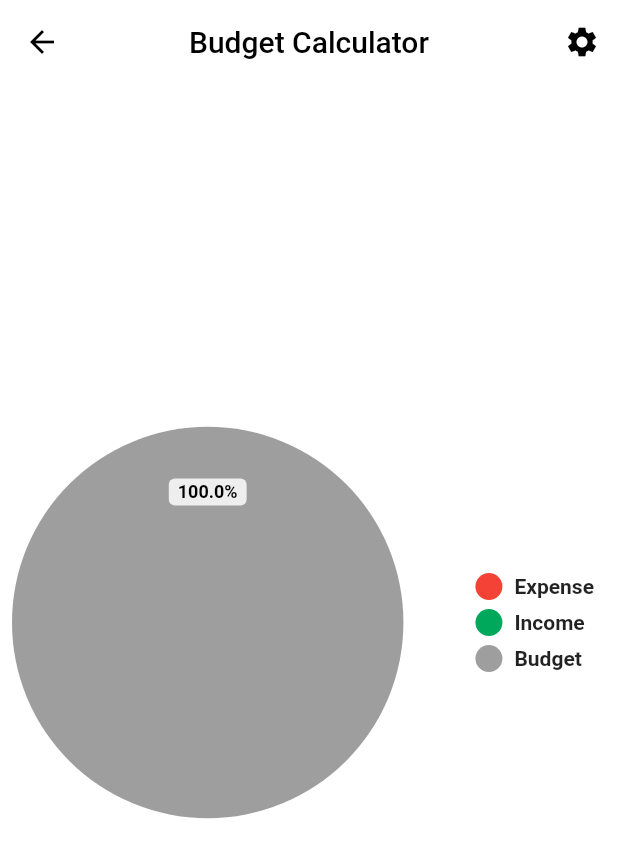
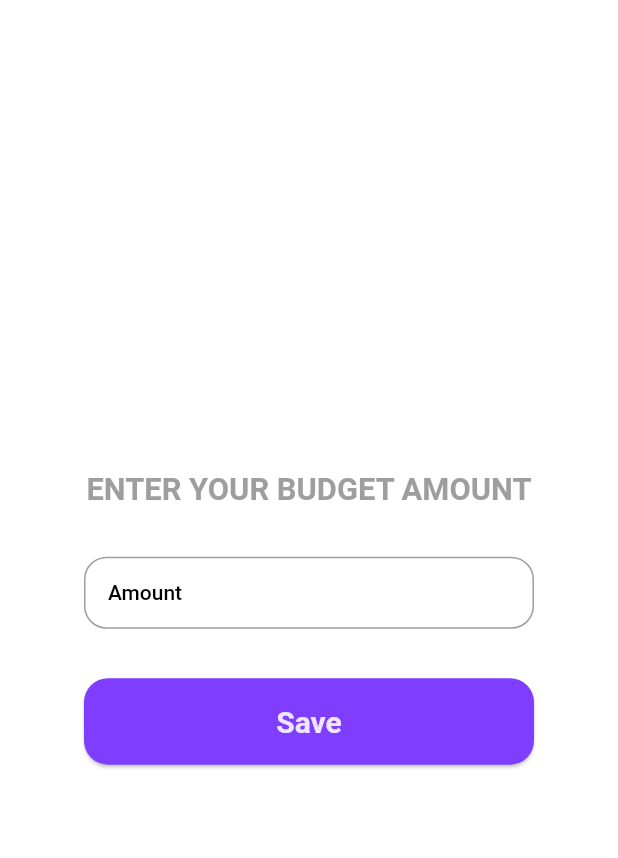
Before and after one commit to rahulsvaz/expense_manager, a Flutter app: the BudgetCalculatorPage screen opened directly, after a tap on the "settings" icon, on a phone screen of 412 x 824 dp. Shown: the top 858 px of the screen. Run offline on Flutter 3.47's test engine with Material 2 defaults, Android fonts, the phone set to English and light mode, and no system bars; drawn by our look-alikes of pie_chart; our stand-ins replace awesome_snackbar_content, flutter_onboarding_slider, get, google_fonts, google_nav_bar, hive_flutter and 4 more; missing offline and left inert: flutter_swipe_button, slideable; accounts and stored records are empty.

Commit message:
budget calculator added

```diff
--- /dev/null
+++ b/lib/view/BudgetScreen/add_budget_screen.dart
@@ -0,0 +1,67 @@
+import 'package:expense_manager/view/constant/colors/colors.dart';
+import 'package:expense_manager/view/homeScreen/widgets/login_sign_up_button.dart';
+import 'package:flutter/material.dart';
+
+class AddBudgetScreen extends StatelessWidget {
+  const AddBudgetScreen({super.key});
+
+  @override
+  Widget build(BuildContext context) {
+    final height = MediaQuery.sizeOf(context).height;
+    final width = MediaQuery.sizeOf(context).width;
+    final budgetAmountController = TextEditingController();
+    return Scaffold(
+      body: Center(
+        child: Column(
+          mainAxisAlignment: MainAxisAlignment.center,
+          children: [
+            Text(
+              'ENTER YOUR BUDGET AMOUNT',
+              style: TextStyle(
+                  color: Pallete.grey,
+                  fontSize: width * 0.05,
+                  fontWeight: FontWeight.bold),
+            ),
+            SizedBox(
+              height: height * 0.04,
+            ),
+            ConstrainedBox(
+              constraints: const BoxConstraints(minWidth: 200, maxWidth: 300),
+              child: TextFormField(
+                cursorColor: Pallete.grey,
+                style: const TextStyle(color: Pallete.grey),
+                controller: budgetAmountController,
+                keyboardType: TextInputType.number,
+                decoration: InputDecoration(
+
+                  hintText: 'Amount',
+                  enabledBorder: borderDecoration(),
+                  focusedBorder: borderDecoration(),
+                ),
+              ),
+            ),
+            SizedBox(
+              height: height * 0.04,
+            ),
+            ConstrainedBox(
+                constraints: const BoxConstraints(maxWidth: 300),
+                child: LoginSignUpButton(
+                    onPressed: () {},
+                    label: 'Save',
+                    buttonTextColor: Pallete.lightPurple,
+                    backgroundColor: Pallete.buttonColor)),
+          ],
+        ),
+      ),
+    );
+  }
+
+  OutlineInputBorder borderDecoration() {
+    return const OutlineInputBorder(
+      borderSide: BorderSide(color: Pallete.grey),
+      borderRadius: BorderRadius.all(
+        Radius.circular(15),
+      ),
+    );
+  }
+}
--- a/lib/view/BudgetScreen/budget_calculator_page.dart
+++ b/lib/view/BudgetScreen/budget_calculator_page.dart
@@ -1,3 +1,4 @@
+import 'package:expense_manager/view/budgetScreen/add_budget_screen.dart';
 import 'package:expense_manager/view/constant/colors/colors.dart';
 import 'package:expense_manager/viewModel/homeScreenControllers/home_screen_controllers.dart';
 import 'package:flutter/material.dart';
@@ -31,7 +32,9 @@ class _BudgetCalculatorPageState extends State<BudgetCalculatorPage> {
         title: const Text('Budget Calculator'),
         actions: [
           IconButton(
-            onPressed: () {},
+            onPressed: () {
+              Get.to(()=> const AddBudgetScreen());
+            },
             icon: const Icon(Icons.settings),
           ),
         ],
--- a/lib/view/allTransactions/Widgets/datePicker/date_picker.dart
+++ b/lib/view/allTransactions/Widgets/datePicker/date_picker.dart
@@ -1,6 +1,5 @@
 import 'package:expense_manager/view/sortedTransactions/date_filttered_transaction.dart';
 import 'package:expense_manager/viewModel/dateFilterController/date_filter_controller.dart';
-import 'package:expense_manager/viewModel/filterController/filter_controller.dart';
 import 'package:flutter/material.dart';
 import 'package:get/get.dart';
 import 'package:syncfusion_flutter_datepicker/datepicker.dart';
--- a/lib/view/homeScreen/home_screen.dart
+++ b/lib/view/homeScreen/home_screen.dart
@@ -1,6 +1,6 @@
 import 'dart:io';
 import 'package:expense_manager/model/repository/userModel/user_model.dart';
-import 'package:expense_manager/view/BudgetScreen/budget_calculator_page.dart';
+import 'package:expense_manager/view/budgetScreen/budget_calculator_page.dart';
 import 'package:expense_manager/view/allTransactions/Widgets/allTransactionWidget/all_transaction_widget.dart';
 import 'package:expense_manager/viewModel/homeScreenControllers/home_screen_controllers.dart';
 import 'package:flutter/material.dart';
```
Also changed, not shown: 1 other file.
